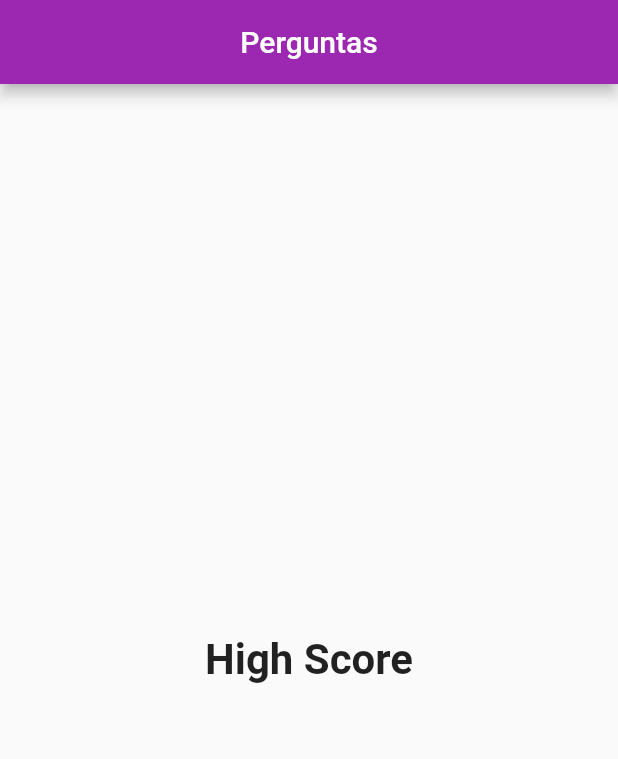
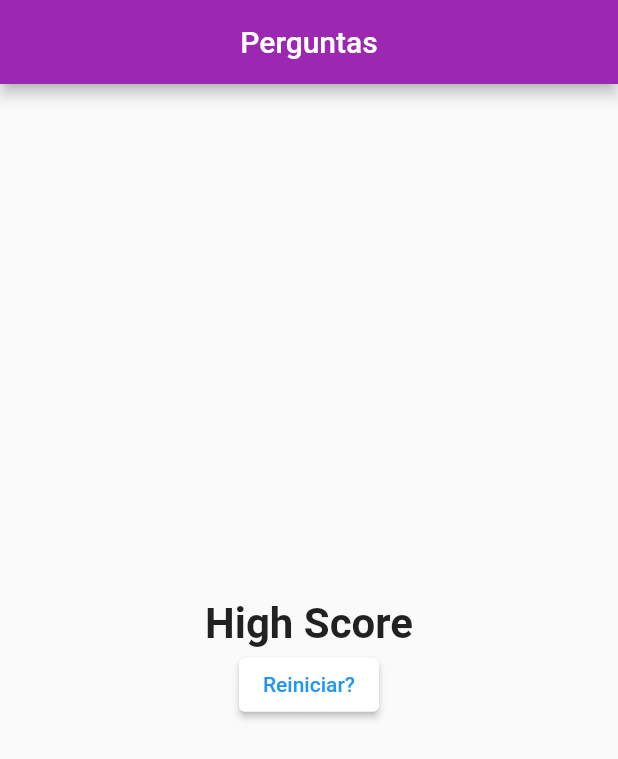
Before and after one commit to Rafael-Ramosc/App-Perguntas, a Flutter app: the screen it shows after launch, after a tap on "Vermelho", after a tap on "Gato", after a tap on "Chevette", on a phone screen of 412 x 824 dp. Shown: the top 759 px of the screen. Run offline on Flutter 3.47's test engine with Material 2 defaults, Android fonts, the phone set to English and light mode, and no system bars.

Commit message:
estudo 27/04/2022

```diff
--- a/lib/main.dart
+++ b/lib/main.dart
@@ -51,6 +51,13 @@ class PerguntaAppState extends State<PerguntaApp> {
     print(notaTotal);
   }
 
+  void reiniciarQuestionario() {
+    setState(() {
+      perguntaSelecionada = 0;
+      notaTotal = 0;
+    });
+  }
+
   bool get temPerguntaSelecionada {
     return perguntaSelecionada < perguntas.length;
   }
@@ -75,7 +82,7 @@ class PerguntaAppState extends State<PerguntaApp> {
                 perguntas: perguntas,
                 perguntaSelecionada: perguntaSelecionada,
                 quandoResponder: responder)
-            : Resultado(notaTotal),
+            : Resultado(notaTotal, reiniciarQuestionario),
       ),
     );
   }
--- a/lib/resultado.dart
+++ b/lib/resultado.dart
@@ -2,8 +2,9 @@ import 'package:flutter/material.dart';
 
 class Resultado extends StatelessWidget {
   int nota;
+  final void Function() quandoReiiniciarQuestionario;
 
-  Resultado(this.nota);
+  Resultado(this.nota, this.quandoReiiniciarQuestionario);
 
   String get fraseResultado {
     if (nota < 10) {
@@ -21,11 +22,23 @@ class Resultado extends StatelessWidget {
 
   @override
   Widget build(BuildContext context) {
-    return Center(
-      child: Text(
-        fraseResultado,
-        style: const TextStyle(fontSize: 28, fontWeight: FontWeight.bold),
-      ),
+    return Column(
+      mainAxisAlignment: MainAxisAlignment.center,
+      children: <Widget>[
+        Center(
+          child: Text(
+            fraseResultado,
+            style: const TextStyle(fontSize: 28, fontWeight: FontWeight.bold),
+          ),
+        ),
+        ElevatedButton(
+          onPressed: quandoReiiniciarQuestionario,
+          child: Text('Reiniciar?'),
+          style: ButtonStyle(
+              backgroundColor: MaterialStateProperty.all(Colors.white),
+              foregroundColor: MaterialStateProperty.all(Colors.blue)),
+        )
+      ],
     );
   }
 }
```
